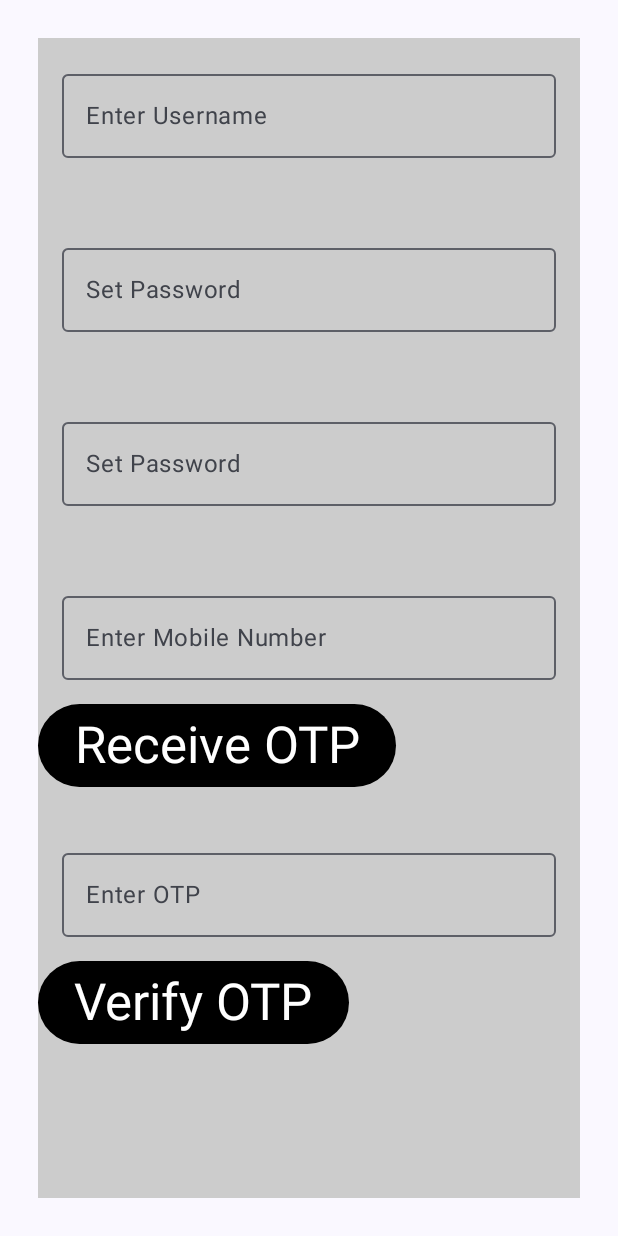
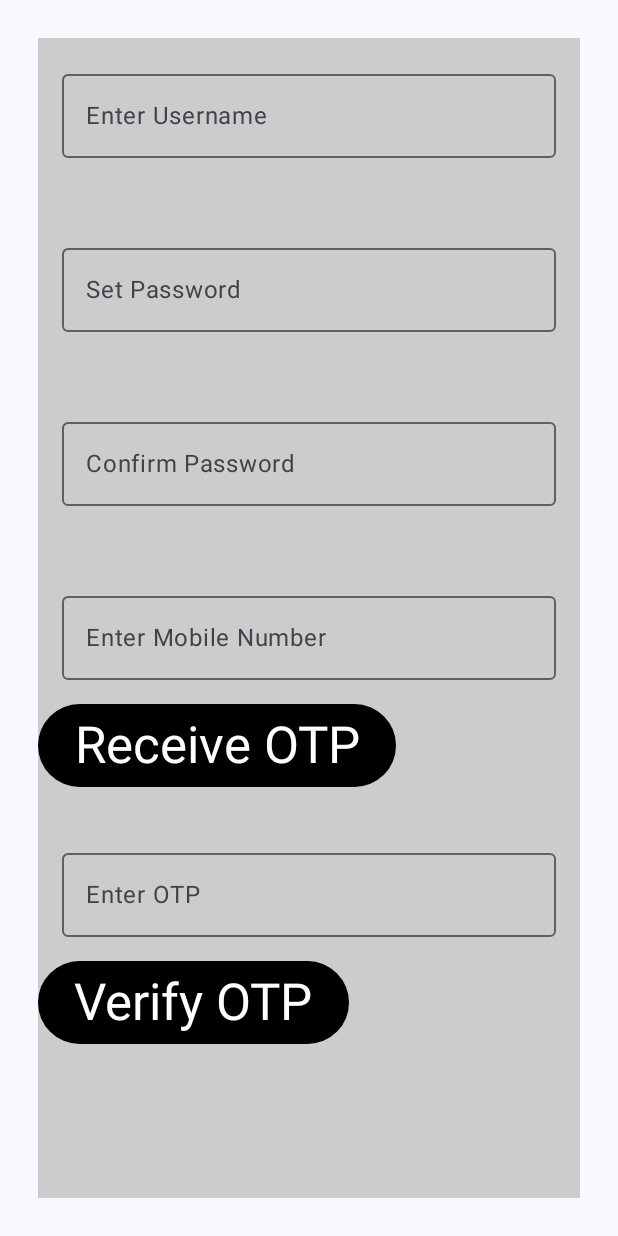
Before and after one commit to karthik-karalgikar/bookworm, an Android app built with Jetpack Compose: the RegisterScreen screen opened through its navigation route, on a phone screen of 412 x 824 dp. Run offline under Robolectric (Android 15) with nearby library versions, the phone set to English and light mode, and no system bars; our stand-ins replace Firebase (no records; nobody signed in at launch, a user with empty details on screens opened directly); 3 statements that could not run were skipped.

```diff
--- a/app/src/main/java/com/example/bookworm/MainActivity.kt
+++ b/app/src/main/java/com/example/bookworm/MainActivity.kt
@@ -13,7 +13,7 @@ import androidx.compose.ui.Modifier
 import androidx.compose.ui.tooling.preview.Preview
 import androidx.navigation.compose.rememberNavController
 import com.example.bookworm.navigation.AppNavHost
-import com.example.bookworm.screens.SignInScreen
+import com.example.bookworm.screens.RegisterScreen
 import com.example.bookworm.ui.theme.BookwormTheme
 import com.example.bookworm.viewModels.InventoryViewModel
 import com.google.firebase.Firebase
--- a/app/src/main/java/com/example/bookworm/navigation/NavController.kt
+++ b/app/src/main/java/com/example/bookworm/navigation/NavController.kt
@@ -7,13 +7,13 @@ import androidx.navigation.compose.composable
 import androidx.navigation.compose.rememberNavController
 import com.example.bookworm.screens.Inventory
 import com.example.bookworm.screens.SearchBooks
-import com.example.bookworm.screens.SignInScreen
+import com.example.bookworm.screens.RegisterScreen
 import com.example.bookworm.viewModels.InventoryViewModel
 
 @Composable
 fun AppNavHost(navController: NavHostController, inventoryViewModel: InventoryViewModel) {
-    NavHost(navController, startDestination = "search") {
-        composable("sign_in") { SignInScreen(navController) }
+    NavHost(navController, startDestination = "register") {
+        composable("register") { RegisterScreen(navController) }
         composable("search") { SearchBooks(navController, inventoryViewModel) }
         composable("inventory") {
             val inventory = inventoryViewModel.inventory.value ?: emptyList()
--- /dev/null
+++ b/app/src/main/java/com/example/bookworm/screens/LoginScreen.kt
@@ -0,0 +1 @@
+package com.example.bookworm.screens
--- a/app/src/main/java/com/example/bookworm/screens/SignInScreen.kt
+++ b/app/src/main/java/com/example/bookworm/screens/RegisterScreen.kt
@@ -1,6 +1,7 @@
 package com.example.bookworm.screens
 
 import android.app.Activity
+import android.widget.Toast
 import androidx.compose.foundation.background
 import androidx.compose.foundation.layout.Column
 import androidx.compose.foundation.layout.Spacer
@@ -15,10 +16,8 @@ import androidx.compose.material3.OutlinedTextField
 import androidx.compose.material3.OutlinedTextFieldDefaults
 import androidx.compose.material3.Surface
 import androidx.compose.material3.Text
-import androidx.compose.material3.TextField
 import androidx.compose.material3.TextFieldDefaults
 import androidx.compose.runtime.Composable
-import androidx.compose.runtime.LaunchedEffect
 import androidx.compose.runtime.getValue
 import androidx.compose.runtime.mutableStateOf
 import androidx.compose.runtime.remember
@@ -34,15 +33,13 @@ import androidx.compose.ui.text.style.TextAlign
 import androidx.compose.ui.unit.dp
 import androidx.compose.ui.unit.sp
 import androidx.navigation.NavController
-import com.example.bookworm.verify.OtpTextFieldScreen
 import com.example.bookworm.verify.PhoneNumber
 import com.google.firebase.firestore.FirebaseFirestore
-import kotlinx.coroutines.flow.callbackFlow
 
 
 @OptIn(ExperimentalMaterial3Api::class)
 @Composable
-fun SignInScreen(navController: NavController){
+fun RegisterScreen(navController: NavController){
 
     val context = LocalContext.current as Activity
     val phoneNumber = PhoneNumber(context)
@@ -63,7 +60,8 @@ fun SignInScreen(navController: NavController){
             .background(Color.LightGray)
         ){
 
-            OutlinedTextField(value = username,
+            OutlinedTextField(
+                value = username,
                 onValueChange = { username = it},
                 label = {Text("Enter Username")},
                 colors = OutlinedTextFieldDefaults.colors(
@@ -76,7 +74,8 @@ fun SignInScreen(navController: NavController){
 
             Spacer(modifier = Modifier.height(20.dp))
 
-            OutlinedTextField(value = password,
+            OutlinedTextField(
+                value = password,
                 onValueChange = { password = it},
                 label = {Text("Set Password")},
                 colors = OutlinedTextFieldDefaults.colors(
@@ -90,9 +89,10 @@ fun SignInScreen(navController: NavController){
 
             Spacer(modifier = Modifier.height(20.dp))
 
-            OutlinedTextField(value = password,
-                onValueChange = { password = it},
-                label = {Text("Set Password")},
+            OutlinedTextField(
+                value = confirmPassword,
+                onValueChange = { confirmPassword = it },
+                label = {Text("Confirm Password")},
                 colors = OutlinedTextFieldDefaults.colors(
                     focusedTextColor = Color.Black,
                 ),
@@ -101,6 +101,12 @@ fun SignInScreen(navController: NavController){
                     .padding(16.dp),
                 visualTransformation = PasswordVisualTransformation()
             )
+
+            if (confirmPassword != password){
+                Toast.makeText(context, "Passwords do not match, Please try again", Toast.LENGTH_LONG).show()
+            } else {
+                Toast.makeText(context, "Passwords match!", Toast.LENGTH_LONG).show()
+            }
 
             Spacer(modifier = Modifier.height(20.dp))
 
@@ -149,11 +155,11 @@ fun SignInScreen(navController: NavController){
 
             Button(
                 onClick = {
-                    phoneNumber.verifyCode(otp) {
-                        saveUsernameToFirestore(db, username){
-                            navController.navigate("search")
+                        phoneNumber.verifyCode(otp) {
+                            saveUsernameToFirestore(db, username, password){
+                                navController.navigate("search")
+                            }
                         }
-                    }
                 },
                 colors = ButtonDefaults.buttonColors(
                     containerColor = Color.Black
@@ -175,9 +181,10 @@ fun SignInScreen(navController: NavController){
     }
 }
 
-fun saveUsernameToFirestore(db: FirebaseFirestore, username: String, callback: () -> Unit){
+fun saveUsernameToFirestore(db: FirebaseFirestore, username: String, password: String, callback: () -> Unit){
     val user = hashMapOf(
-        "username" to username
+        "username" to username,
+        "password" to password
     )
 
     db.collection("users")
```
